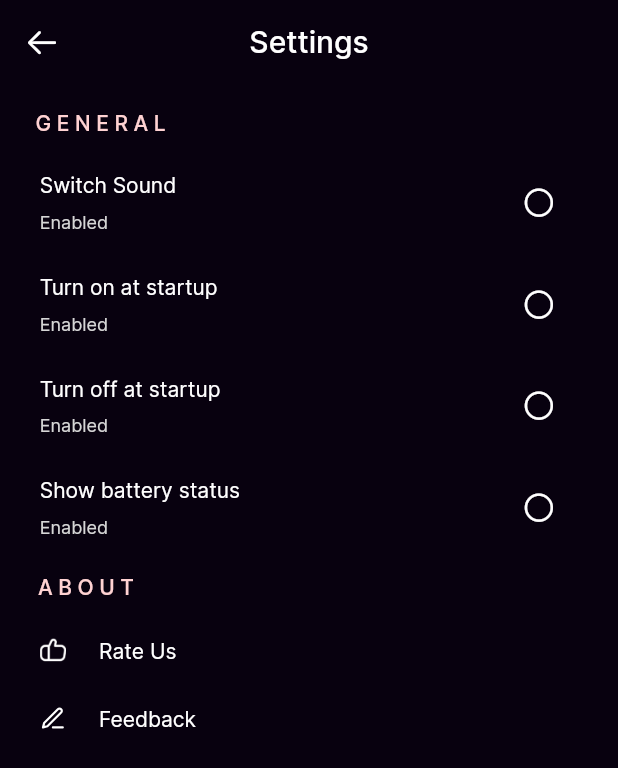
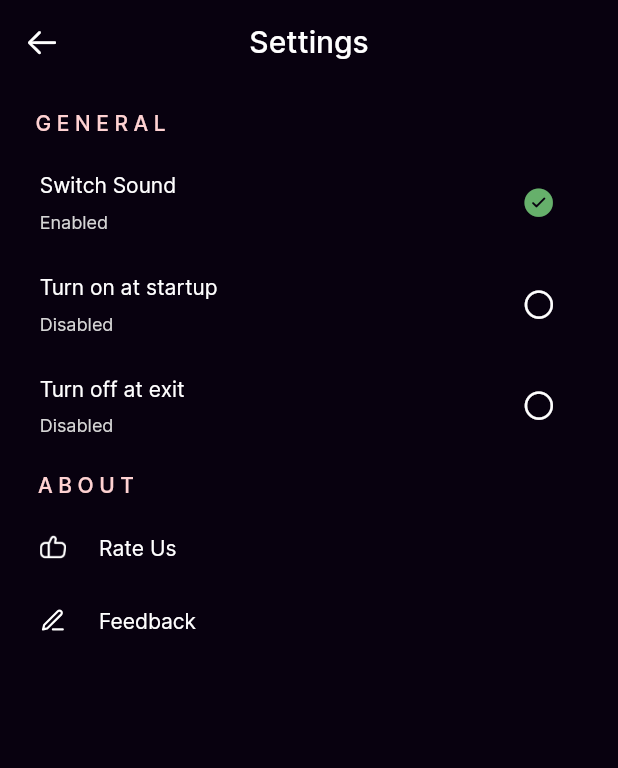
Before and after one commit to ramin443/flashlight, a Flutter app: the Settings screen opened directly, after a tap on "Feedback", on a phone screen of 412 x 824 dp. Shown: the top 768 px of the screen. Run offline on Flutter 3.47's test engine with Material 2 defaults, Android fonts, the phone set to English and light mode, and no system bars; our stand-ins replace battery_plus, feather_icons, get, in_app_review, shared_preferences; missing offline and left inert: flutter_email_sender, torch_controller; accounts and stored records are empty.

Commit message:
Settings logic complete and initial values constructed

```diff
--- a/lib/getxcontrollers/settings_controller.dart
+++ b/lib/getxcontrollers/settings_controller.dart
@@ -1,13 +1,50 @@
+import 'dart:async';
+import 'dart:async';
+
 import 'package:feather_icons/feather_icons.dart';
 import 'package:flashlight/constants/color_constants.dart';
 import 'package:flutter/cupertino.dart';
 import 'package:flutter/material.dart';
+import 'package:flutter_email_sender/flutter_email_sender.dart';
 import 'package:get/get.dart';
+import 'package:in_app_review/in_app_review.dart';
+import 'package:shared_preferences/shared_preferences.dart';
 
 import '../constants/font_constants.dart';
 import '../constants/image_constants.dart';
 
 class SettingsController extends GetxController {
+  bool switchsoundstatus=true;
+  bool turnonatstartupstatus=false;
+  bool turnoffatstartupstatus=false;
+  final InAppReview inAppReview = InAppReview.instance;
+
+  void initializebools()async{
+    final prefs= await SharedPreferences.getInstance();
+    final switchsoundstat=prefs.getBool('switchsound')!;
+    final turnonatstartupstat=prefs.getBool('turnonatstartup')!;
+    final turnoffatstartupstat=prefs.getBool('turnoffatstartup')!;
+    if(switchsoundstat==null){
+      switchsoundstatus=true;
+    }else{
+      switchsoundstatus=switchsoundstat;
+
+    }
+    if(turnonatstartupstat==null){
+      turnonatstartupstatus=false;
+    }else{
+      turnonatstartupstatus=turnonatstartupstat;
+    }
+
+
+    if(turnoffatstartupstat==null){
+      turnoffatstartupstatus=false;
+    }else{
+      turnoffatstartupstatus=turnoffatstartupstat;
+    }
+    update();
+  }
+
   Widget generaltypetitle(BuildContext context) {
     double screenwidth = MediaQuery.of(context).size.width;
     return Row(mainAxisAlignment: MainAxisAlignment.start, children: [
@@ -32,7 +69,8 @@ class SettingsController extends GetxController {
       children: [
         Container(
           margin: EdgeInsets.only(
-              left: screenwidth * 0.0613, bottom: screenwidth * 0.0613),
+              left: screenwidth * 0.0613,
+          bottom: screenwidth * 0.0213),
           child: Text(
             "A B O U T",
             style: TextStyle(
@@ -41,6 +79,90 @@ class SettingsController extends GetxController {
         ),
       ],
     );
+  }
+
+  Future<bool> getswitchsound()async{
+    initializebools();
+    final prefs= await SharedPreferences.getInstance();
+    final switchsound=prefs.getBool('switchsound');
+    if(switchsound==null){
+      return true;
+    }
+    return switchsound;
+  }
+  void changesoundstatus()async{
+    switchsoundstatus=!switchsoundstatus;
+    update();
+  }
+  void changeturnonstatus()async{
+    turnonatstartupstatus=!turnonatstartupstatus;
+    update();
+  }
+  void changeturnoffstatus()async{
+    turnoffatstartupstatus=!turnoffatstartupstatus;
+    update();
+  }
+  Future<void> setswitchsound()async{
+    changesoundstatus();
+    final prefs= await SharedPreferences.getInstance();
+    final switchsound=prefs.getBool('switchsound');
+    if(switchsound==null){
+      prefs.setBool('switchsound',false);
+    }else{
+      prefs.setBool('switchsound',!switchsound);
+    }
+  }
+  Future<bool> getturnonatstartup()async{
+    final prefs= await SharedPreferences.getInstance();
+    final turnon=prefs.getBool('turnonatstartup');
+    if(turnon==null){
+      return true;
+    }
+    initializebools();
+    return turnon;
+  }
+
+  Future<void> setturnonatstartup()async{
+    changeturnonstatus();
+    final prefs= await SharedPreferences.getInstance();
+    final turnon=prefs.getBool('turnonatstartup');
+    if(turnon==null){
+      prefs.setBool('turnonatstartup',false);
+    }else{
+      prefs.setBool('turnonatstartup',!turnon);
+
+    }
+
+  }
+
+  Future<bool> getturnoffatstartup()async{
+    initializebools();
+    final prefs= await SharedPreferences.getInstance();
+    final turnoff=prefs.getBool('turnoffatstartup');
+    if(turnoff==null){
+      initializebools();
+      return true;
+    }
+    initializebools();
+    return turnoff;
+  }
+
+  Future<void> setturnoffatstartup()async{
+    changeturnoffstatus();
+    final prefs= await SharedPreferences.getInstance();
+    final turnoff=prefs.getBool('turnoffatstartup');
+    if(turnoff==null){
+      prefs.setBool('turnoffatstartup',false);
+    }else{
+      prefs.setBool('turnoffatstartup',!turnoff);
+
+    }
+
+  }
+
+  Future<void> increment()async{
+    final prefs= await SharedPreferences.getInstance();
+    await prefs.setInt('startupnumber', 0);
   }
 
   Widget generalrow(BuildContext context, String title) {
@@ -73,7 +195,19 @@ class SettingsController extends GetxController {
                 Container(
                   margin: EdgeInsets.only(),
                   child: Text(
-                    "Enabled",
+                    title=="Switch Sound" && switchsoundstatus==true?
+                    "Enabled":
+                    title=="Switch Sound" && switchsoundstatus==false?
+                  "Disabled":
+                    title=="Turn on at startup" && turnonatstartupstatus==true?
+                  "Enabled":
+                    title=="Turn on at startup" && turnonatstartupstatus==false?
+                  "Disabled":
+                    title=="Turn off at exit" && turnoffatstartupstatus==true?
+                    "Enabled":
+                    title=="Turn off at exit" && turnoffatstartupstatus==false?
+                  "Disabled":
+                    "Disabled",
                     style: TextStyle(
                         fontFamily: interregular,
                         color: Color(0xffD6D6D6),
@@ -84,11 +218,50 @@ class SettingsController extends GetxController {
             ),
           ),
           IconButton(
-              onPressed: () {},
+              onPressed: () {
+                switch(title){
+                  case "Switch Sound":
+                    setswitchsound();
+                    break;
+                  case "Turn on at startup":
+                    setturnonatstartup();
+                    break;
+                  case "Turn off at exit":
+                    setturnoffatstartup();
+                    break;
+                  default:
+                    break;
+                }
+              },
               icon: Icon(
+                title=="Switch Sound" && switchsoundstatus==true?
+                    CupertinoIcons.checkmark_alt_circle_fill:
+                title=="Switch Sound" && switchsoundstatus==false?
+                CupertinoIcons.circle:
+                title=="Turn on at startup" && turnonatstartupstatus==true?
+                CupertinoIcons.checkmark_alt_circle_fill:
+                title=="Turn on at startup" && turnonatstartupstatus==false?
+                CupertinoIcons.circle:
+                title=="Turn off at exit" && turnoffatstartupstatus==true?
+                CupertinoIcons.checkmark_alt_circle_fill:
+                title=="Turn off at exit" && turnoffatstartupstatus==false?
+                CupertinoIcons.circle:
                 CupertinoIcons.circle,
                 size: screenwidth*0.0535,
-                color: Colors.white,
+                color:
+                title=="Switch Sound" && switchsoundstatus==true?
+                themegreencolor:
+                title=="Switch Sound" && switchsoundstatus==false?
+                Colors.white:
+                title=="Turn on at startup" && turnonatstartupstatus==true?
+                themegreencolor:
+                title=="Turn on at startup" && turnonatstartupstatus==false?
+                Colors.white:
+                title=="Turn off at exit" && turnoffatstartupstatus==true?
+                themegreencolor:
+                title=="Turn off at exit" && turnoffatstartupstatus==false?
+                Colors.white:
+                Colors.white,
               ))
         ],
       ),
@@ -98,10 +271,7 @@ class SettingsController extends GetxController {
   Widget aboutrow(BuildContext context) {
     double screenwidth = MediaQuery.of(context).size.width;
     return Container(
-      margin: EdgeInsets.only(
-        left: screenwidth * 0.0643,
-        right: screenwidth * 0.07,
-      ),
+
       width: screenwidth,
       child: Column(
         mainAxisAlignment: MainAxisAlignment.start,
@@ -109,11 +279,15 @@ class SettingsController extends GetxController {
         children: [
           InkWell(
             onTap: () {
-              print(screenwidth);
+              onreviewboxtapped();
             },
             child: Container(
+
               width: screenwidth,
-              margin: EdgeInsets.only(bottom: screenwidth * 0.068),
+              margin: EdgeInsets.only(bottom: screenwidth * 0.038,
+                  left: screenwidth * 0.0643,
+                  right: screenwidth * 0.07,
+              top: screenwidth * 0.038 ),
               child: Row(
                 mainAxisAlignment: MainAxisAlignment.start,
                 children: [
@@ -137,7 +311,15 @@ class SettingsController extends GetxController {
             ),
           ),
           InkWell(
-            onTap: () {},
+            onTap: () {
+              sendfeedback();
+            },
+            child: Container(
+              width: screenwidth,
+              margin: EdgeInsets.only(bottom: screenwidth * 0.038,
+                  left: screenwidth * 0.0643,
+                  right: screenwidth * 0.07,
+                  top: screenwidth * 0.038 ),
               child: Row(
                 mainAxisAlignment: MainAxisAlignment.start,
                 children: [
@@ -158,9 +340,30 @@ class SettingsController extends GetxController {
                   )
                 ],
               ),
+            ),
           )
         ],
       ),
     );
   }
+  void sendfeedback()async{
+    final Email send_email = Email(
+      body: 'Your Feedback',
+      subject: 'Feedback- Flashlight',
+      recipients: ['piperdownloader@gmail.com'],
+      isHTML: false,
+    );
+    await FlutterEmailSender.send(send_email);
   }
+
+  onreviewboxtapped()async{
+    inAppReview.openStoreListing();
+    update();
+  }
+  requestreview()async{
+    if (await inAppReview.isAvailable()) {
+      inAppReview.requestReview();
+    }
+  }
+
+}
--- a/lib/screens/Settings.dart
+++ b/lib/screens/Settings.dart
@@ -5,7 +5,8 @@ import 'package:flutter/cupertino.dart';
 import 'package:flutter/material.dart';
 import 'package:get/get.dart';
 class Settings extends StatelessWidget {
-  const Settings({Key? key}) : super(key: key);
+   Settings({Key? key}) : super(key: key);
+  final SettingsController settingsController = Get.put(SettingsController());
 
   @override
   Widget build(BuildContext context) {
@@ -13,7 +14,7 @@ class Settings extends StatelessWidget {
     return
       GetBuilder<SettingsController>(
           initState: (v){
-
+            settingsController.initializebools();
           },
           init: SettingsController(),
           builder: (settingscontroller){
@@ -48,8 +49,7 @@ class Settings extends StatelessWidget {
             settingscontroller.generaltypetitle(context),
             settingscontroller.generalrow(context, "Switch Sound"),
             settingscontroller.generalrow(context, "Turn on at startup"),
-            settingscontroller.generalrow(context, "Turn off at startup"),
-            settingscontroller.generalrow(context, "Show battery status"),
+            settingscontroller.generalrow(context, "Turn off at exit"),
             settingscontroller.abouttypetitle(context),
             settingscontroller.aboutrow(context)
           ],
--- a/pubspec.yaml
+++ b/pubspec.yaml
@@ -38,6 +38,9 @@ dependencies:
   feather_icons: ^1.2.0
   torch_controller: ^1.0.0
   battery_plus:
+  shared_preferences: ^2.0.15
+  flutter_email_sender: ^5.1.0
+  in_app_review: ^2.0.4
 
 
 dev_dependencies:
```
Also changed, not shown: lib/getxcontrollers/flash_controller.dart (+23 -2 lines), lib/screens/LandingPage.dart (+15 -1 lines), lib/services/flashlight_service.dart (deleted, +0 -22 lines), pubspec.lock. Lines whose indentation alone changed are shown as unchanged.
